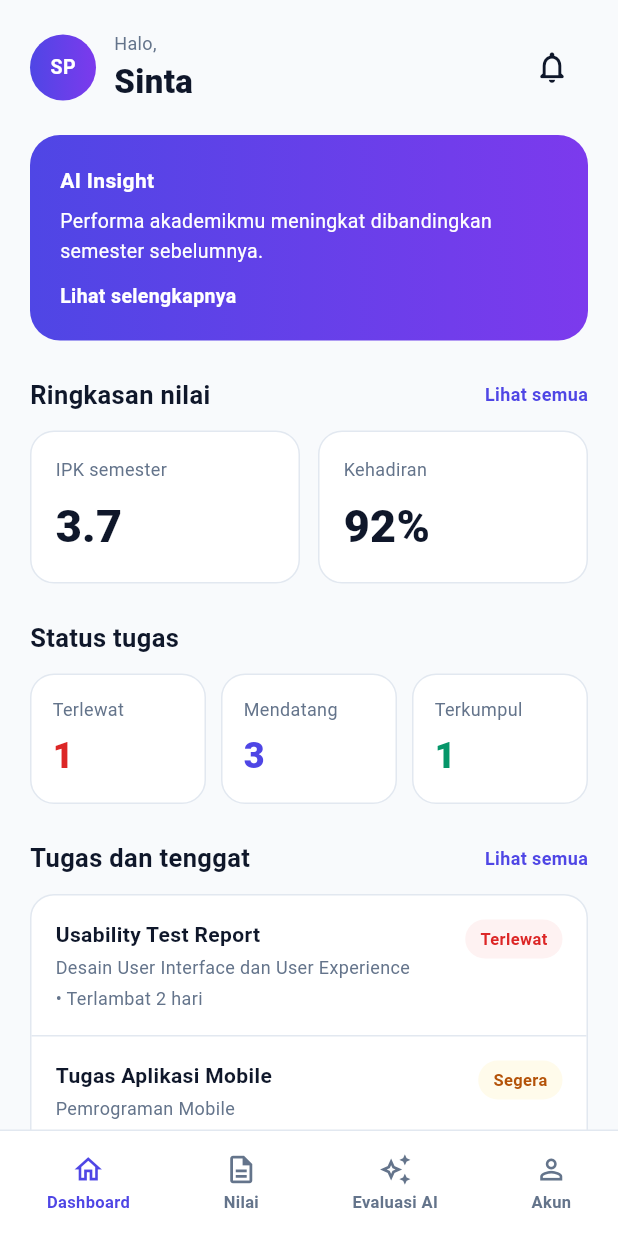
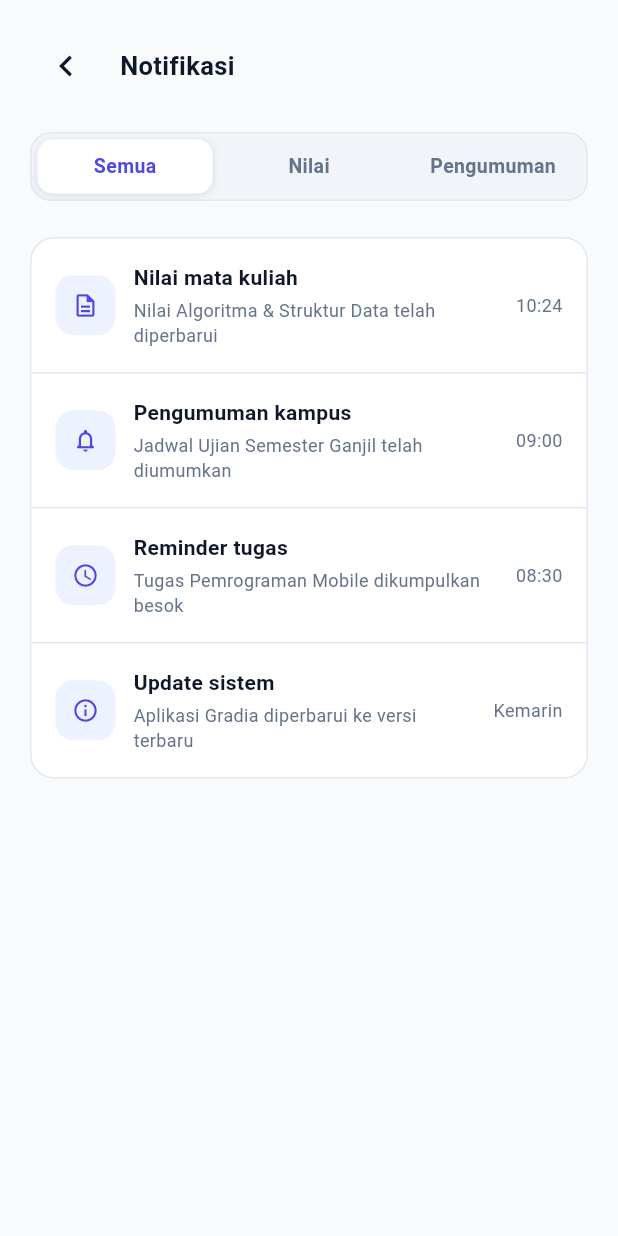
Before and after one commit to Azkiya-12/Gradia-PBL, a Flutter app: the DashboardScreen screen opened directly, after a tap on the "notifications none" icon, on a phone screen of 412 x 824 dp. Run offline on Flutter 3.47's test engine with Material 3 defaults, Android fonts, the phone set to English and light mode, and no system bars.

```diff
--- a/mahasiswa/lib/screens/dashboard_screen.dart
+++ b/mahasiswa/lib/screens/dashboard_screen.dart
@@ -1,4 +1,5 @@
 import 'package:flutter/material.dart';
+import 'notifikasi_screen.dart';
 
 class DashboardScreen extends StatelessWidget {
   const DashboardScreen({super.key});
@@ -13,9 +14,6 @@ class DashboardScreen extends StatelessWidget {
           child: Column(
             crossAxisAlignment: CrossAxisAlignment.start,
             children: [
-              // =========================
-              // HEADER
-              // =========================
               Row(
                 children: [
                   Container(
@@ -69,7 +67,14 @@ class DashboardScreen extends StatelessWidget {
                   ),
 
                   IconButton(
-                    onPressed: () {},
+                    onPressed: () {
+                      Navigator.push(
+                        context,
+                        MaterialPageRoute(
+                          builder: (context) => const NotificationScreen(),
+                        ),
+                      );
+                    },
                     icon: const Icon(
                       Icons.notifications_none_rounded,
                       size: 25,
@@ -81,9 +86,6 @@ class DashboardScreen extends StatelessWidget {
 
               const SizedBox(height: 20),
 
-              // =========================
-              // AI INSIGHT
-              // =========================
               Container(
                 width: double.infinity,
                 padding: const EdgeInsets.all(20),
@@ -133,9 +135,6 @@ class DashboardScreen extends StatelessWidget {
 
               const SizedBox(height: 24),
 
-              // =========================
-              // RINGKASAN NILAI
-              // =========================
               _SectionHeader(
                 title: 'Ringkasan nilai',
                 action: 'Lihat semua',
@@ -166,9 +165,6 @@ class DashboardScreen extends StatelessWidget {
 
               const SizedBox(height: 24),
 
-              // =========================
-              // STATUS TUGAS
-              // =========================
               const Text(
                 'Status tugas',
                 style: TextStyle(
@@ -215,9 +211,6 @@ class DashboardScreen extends StatelessWidget {
 
               const SizedBox(height: 24),
 
-              // =========================
-              // TUGAS DAN TENGGAT
-              // =========================
               _SectionHeader(
                 title: 'Tugas dan tenggat',
                 action: 'Lihat semua',
@@ -267,9 +260,6 @@ class DashboardScreen extends StatelessWidget {
         ),
       ),
 
-      // =========================
-      // BOTTOM NAVIGATION
-      // =========================
       bottomNavigationBar: Container(
         height: 71,
         decoration: const BoxDecoration(
@@ -307,10 +297,6 @@ class DashboardScreen extends StatelessWidget {
   }
 }
 
-// =====================================================
-// SECTION HEADER
-// =====================================================
-
 class _SectionHeader extends StatelessWidget {
   final String title;
   final String action;
@@ -346,10 +332,6 @@ class _SectionHeader extends StatelessWidget {
     );
   }
 }
-
-// =====================================================
-// STAT CARD
-// =====================================================
 
 class _StatCard extends StatelessWidget {
   final String label;
@@ -397,10 +379,6 @@ class _StatCard extends StatelessWidget {
     );
   }
 }
-
-// =====================================================
-// TASK STATUS CARD
-// =====================================================
 
 class _TaskStatusCard extends StatelessWidget {
   final String label;
@@ -450,10 +428,6 @@ class _TaskStatusCard extends StatelessWidget {
     );
   }
 }
-
-// =====================================================
-// ASSIGNMENT ITEM
-// =====================================================
 
 class _AssignmentItem extends StatelessWidget {
   final String title;
@@ -541,10 +515,6 @@ class _AssignmentItem extends StatelessWidget {
   }
 }
 
-// =====================================================
-// BOTTOM NAVIGATION ITEM
-// =====================================================
-
 class _BottomNavItem extends StatelessWidget {
   final IconData icon;
   final String label;
--- /dev/null
+++ b/mahasiswa/lib/screens/notifikasi_screen.dart
@@ -0,0 +1,298 @@
+import 'package:flutter/material.dart';
+
+class NotificationScreen extends StatefulWidget {
+  const NotificationScreen({super.key});
+
+  @override
+  State<NotificationScreen> createState() => _NotificationScreenState();
+}
+
+class _NotificationScreenState extends State<NotificationScreen> {
+  String _selectedFilter = 'Semua';
+
+  static const List<String> _filters = ['Semua', 'Nilai', 'Pengumuman'];
+
+  static const List<_NotificationData> _notifications = [
+    _NotificationData(
+      category: 'Nilai',
+      icon: Icons.description_outlined,
+      title: 'Nilai mata kuliah',
+      message: 'Nilai Algoritma & Struktur Data telah diperbarui',
+      time: '10:24',
+    ),
+    _NotificationData(
+      category: 'Pengumuman',
+      icon: Icons.notifications_none_rounded,
+      title: 'Pengumuman kampus',
+      message: 'Jadwal Ujian Semester Ganjil telah diumumkan',
+      time: '09:00',
+    ),
+    _NotificationData(
+      category: 'Reminder',
+      icon: Icons.access_time,
+      title: 'Reminder tugas',
+      message: 'Tugas Pemrograman Mobile dikumpulkan besok',
+      time: '08:30',
+    ),
+    _NotificationData(
+      category: 'Sistem',
+      icon: Icons.info_outline,
+      title: 'Update sistem',
+      message: 'Aplikasi Gradia diperbarui ke versi terbaru',
+      time: 'Kemarin',
+    ),
+  ];
+
+  List<_NotificationData> get _filteredNotifications {
+    if (_selectedFilter == 'Semua') return _notifications;
+    return _notifications
+        .where((item) => item.category == _selectedFilter)
+        .toList();
+  }
+
+  @override
+  Widget build(BuildContext context) {
+    final items = _filteredNotifications;
+
+    return Scaffold(
+      backgroundColor: const Color(0xFFF8FAFC),
+      body: SafeArea(
+        child: SingleChildScrollView(
+          padding: const EdgeInsets.fromLTRB(20, 20, 20, 24),
+          child: Column(
+            crossAxisAlignment: CrossAxisAlignment.start,
+            children: [
+              Row(
+                children: [
+                  IconButton(
+                    onPressed: () => Navigator.pop(context),
+                    padding: EdgeInsets.zero,
+                    constraints: const BoxConstraints(),
+                    icon: const Icon(
+                      Icons.chevron_left,
+                      size: 28,
+                      color: Color(0xFF0F172A),
+                    ),
+                  ),
+
+                  const SizedBox(width: 12),
+
+                  const Text(
+                    'Notifikasi',
+                    style: TextStyle(
+                      fontSize: 17,
+                      fontWeight: FontWeight.w700,
+                      color: Color(0xFF0F172A),
+                    ),
+                  ),
+                ],
+              ),
+
+              const SizedBox(height: 20),
+
+              Container(
+                padding: const EdgeInsets.all(4),
+                decoration: BoxDecoration(
+                  color: const Color(0xFFF1F5F9),
+                  borderRadius: BorderRadius.circular(14),
+                  border: Border.all(
+                    color: const Color(0xFFE2E8F0),
+                  ),
+                ),
+                child: Row(
+                  children: [
+                    for (int i = 0; i < _filters.length; i++) ...[
+                      if (i != 0) const SizedBox(width: 6),
+                      Expanded(
+                        child: _FilterTab(
+                          label: _filters[i],
+                          active: _filters[i] == _selectedFilter,
+                          onTap: () {
+                            setState(() {
+                              _selectedFilter = _filters[i];
+                            });
+                          },
+                        ),
+                      ),
+                    ],
+                  ],
+                ),
+              ),
+
+              const SizedBox(height: 24),
+
+              Container(
+                width: double.infinity,
+                decoration: BoxDecoration(
+                  color: Colors.white,
+                  borderRadius: BorderRadius.circular(16),
+                  border: Border.all(
+                    color: const Color(0xFFE2E8F0),
+                  ),
+                ),
+                child: items.isEmpty
+                    ? const Padding(
+                        padding: EdgeInsets.all(24),
+                        child: Center(
+                          child: Text(
+                            'Belum ada notifikasi',
+                            style: TextStyle(
+                              fontSize: 13,
+                              color: Color(0xFF64748B),
+                            ),
+                          ),
+                        ),
+                      )
+                    : Column(
+                        children: [
+                          for (int i = 0; i < items.length; i++) ...[
+                            _NotificationTile(data: items[i]),
+                            if (i != items.length - 1)
+                              const Divider(
+                                height: 1,
+                                color: Color(0xFFE2E8F0),
+                              ),
+                          ],
+                        ],
+                      ),
+              ),
+            ],
+          ),
+        ),
+      ),
+    );
+  }
+}
+
+class _NotificationData {
+  final String category;
+  final IconData icon;
+  final String title;
+  final String message;
+  final String time;
+
+  const _NotificationData({
+    required this.category,
+    required this.icon,
+    required this.title,
+    required this.message,
+    required this.time,
+  });
+}
+
+class _FilterTab extends StatelessWidget {
+  final String label;
+  final bool active;
+  final VoidCallback onTap;
+
+  const _FilterTab({
+    required this.label,
+    required this.active,
+    required this.onTap,
+  });
+
+  @override
+  Widget build(BuildContext context) {
+    return GestureDetector(
+      onTap: onTap,
+      child: AnimatedContainer(
+        duration: const Duration(milliseconds: 200),
+        height: 36,
+        alignment: Alignment.center,
+        decoration: BoxDecoration(
+          color: active ? Colors.white : Colors.transparent,
+          borderRadius: BorderRadius.circular(10),
+          boxShadow: active
+              ? const [
+                  BoxShadow(
+                    color: Color(0x1A0F172A),
+                    blurRadius: 4,
+                    offset: Offset(0, 1),
+                  ),
+                ]
+              : const [],
+        ),
+        child: Text(
+          label,
+          style: TextStyle(
+            fontSize: 13,
+            fontWeight: FontWeight.w600,
+            color: active
+                ? const Color(0xFF4F46E5)
+                : const Color(0xFF64748B),
+          ),
+        ),
+      ),
+    );
+  }
+}
+
+class _NotificationTile extends StatelessWidget {
+  final _NotificationData data;
+
+  const _NotificationTile({required this.data});
+
+  @override
+  Widget build(BuildContext context) {
+    return Padding(
+      padding: const EdgeInsets.all(16),
+      child: Row(
+        crossAxisAlignment: CrossAxisAlignment.center,
+        children: [
+          Container(
+            width: 40,
+            height: 40,
+            decoration: BoxDecoration(
+              color: const Color(0xFFEEF2FF),
+              borderRadius: BorderRadius.circular(12),
+            ),
+            child: Icon(
+              data.icon,
+              size: 18,
+              color: const Color(0xFF4F46E5),
+            ),
+          ),
+
+          const SizedBox(width: 12),
+
+          Expanded(
+            child: Column(
+              crossAxisAlignment: CrossAxisAlignment.start,
+              children: [
+                Text(
+                  data.title,
+                  style: const TextStyle(
+                    fontSize: 14,
+                    fontWeight: FontWeight.w700,
+                    color: Color(0xFF0F172A),
+                  ),
+                ),
+
+                const SizedBox(height: 3),
+
+                Text(
+                  data.message,
+                  style: const TextStyle(
+                    fontSize: 12,
+                    height: 1.45,
+                    color: Color(0xFF64748B),
+                  ),
+                ),
+              ],
+            ),
+          ),
+
+          const SizedBox(width: 8),
+
+          Text(
+            data.time,
+            style: const TextStyle(
+              fontSize: 12,
+              color: Color(0xFF64748B),
+            ),
+          ),
+        ],
+      ),
+    );
+  }
+}
```
